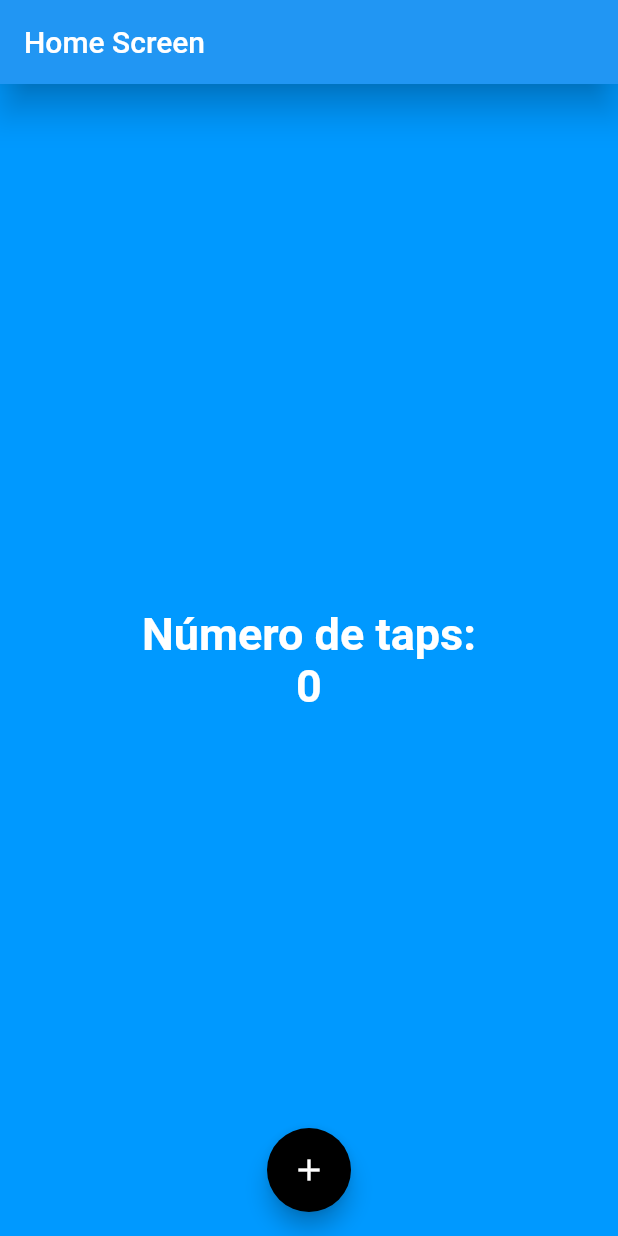
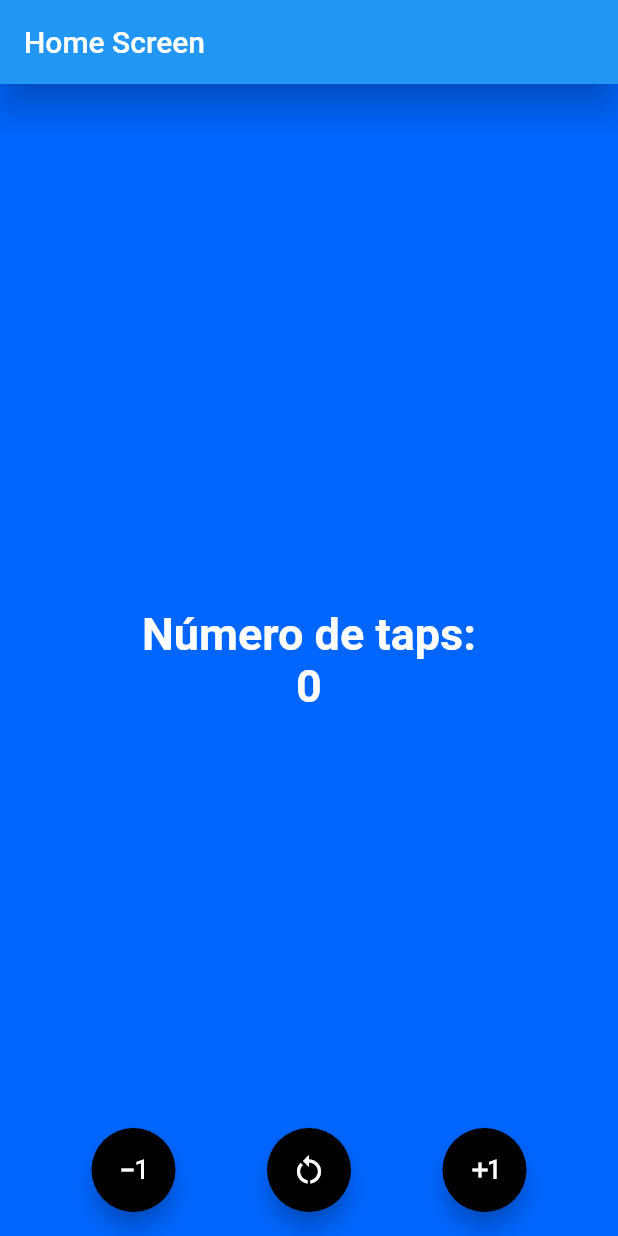
Before and after one commit to Abrajam7611/counter_app, a Flutter app: the screen it shows after launch, on a phone screen of 412 x 824 dp. Run offline on Flutter 3.47's test engine with Material 2 defaults, Android fonts, the phone set to English and light mode, and no system bars.

Commit message:
Sugunda modificacion antes de ca,biarlo a null

```diff
--- a/lib/main.dart
+++ b/lib/main.dart
@@ -1,4 +1,4 @@
-import 'package:counter_app/screeens/home_screens.dart';
+import 'package:counter_app/screeens/counter_screens.dart';
 import 'package:flutter/material.dart';
 
 void main() {
@@ -11,7 +11,8 @@ class CounterApp extends StatelessWidget {
   @override
   Widget build(BuildContext context) {
     return const MaterialApp(
-      home: HomeScreen(),
+      debugShowCheckedModeBanner: false,
+      home: CounterScreen(),
     );
   }
 }
--- /dev/null
+++ b/lib/screeens/counter_screens.dart
@@ -0,0 +1,64 @@
+import 'package:flutter/material.dart';
+
+class CounterScreen extends StatefulWidget {
+  const CounterScreen({super.key});
+
+  @override
+  State<CounterScreen> createState() => _CounterScreenState();
+}
+
+class _CounterScreenState extends State<CounterScreen> {
+  int contador = 0;
+  @override
+  Widget build(BuildContext context) {
+    const TextStyle estiloTexto = TextStyle(
+      fontSize: 30,
+      color: Colors.white,
+      fontWeight: FontWeight.bold,
+    );
+    return Scaffold(
+        appBar: AppBar(
+          title: const Text('Home Screen'),
+          elevation: 10,
+        ),
+        backgroundColor: Color.fromARGB(255, 0, 102, 255),
+        body: Center(
+            child: Column(
+          mainAxisAlignment: MainAxisAlignment.center,
+          children: [
+            const Text(
+              'Número de taps:',
+              style: estiloTexto,
+            ),
+            Text(
+              '$contador',
+              style: estiloTexto,
+            ),
+          ],
+        )),
+        floatingActionButtonLocation: FloatingActionButtonLocation.centerFloat,
+        floatingActionButton: Row(
+          mainAxisAlignment: MainAxisAlignment.spaceEvenly,
+          children: [
+            FloatingActionButton(
+              backgroundColor: Color.fromARGB(255, 0, 0, 0),
+              foregroundColor: const Color.fromARGB(255, 255, 255, 255),
+              onPressed: () => setState(() => contador--),
+              child: const Icon(Icons.exposure_minus_1),
+            ),
+            FloatingActionButton(
+              backgroundColor: Color.fromARGB(255, 0, 0, 0),
+              foregroundColor: const Color.fromARGB(255, 255, 255, 255),
+              onPressed: () => setState(() => contador = 0),
+              child: const Icon(Icons.restart_alt),
+            ),
+            FloatingActionButton(
+              backgroundColor: Color.fromARGB(255, 0, 0, 0),
+              foregroundColor: const Color.fromARGB(255, 255, 255, 255),
+              onPressed: () => setState(() => contador++),
+              child: const Icon(Icons.exposure_plus_1),
+            ),
+          ],
+        ));
+  }
+}
--- a/lib/screeens/home_screens.dart
+++ b/lib/screeens/home_screens.dart
@@ -16,7 +16,7 @@ class HomeScreen extends StatelessWidget {
           title: const Text('Home Screen'),
           elevation: 10,
         ),
-        backgroundColor: Color.fromARGB(255, 0, 153, 255),
+        backgroundColor: const Color.fromARGB(255, 208, 173, 224),
         body: Center(
             child: Column(
           mainAxisAlignment: MainAxisAlignment.center,
@@ -33,7 +33,7 @@ class HomeScreen extends StatelessWidget {
         )),
         floatingActionButtonLocation: FloatingActionButtonLocation.centerFloat,
         floatingActionButton: FloatingActionButton(
-          backgroundColor: Color.fromARGB(255, 0, 0, 0),
+          backgroundColor: const Color.fromARGB(255, 115, 8, 177),
           foregroundColor: const Color.fromARGB(255, 255, 255, 255),
           onPressed: () {
             contador++;
```
